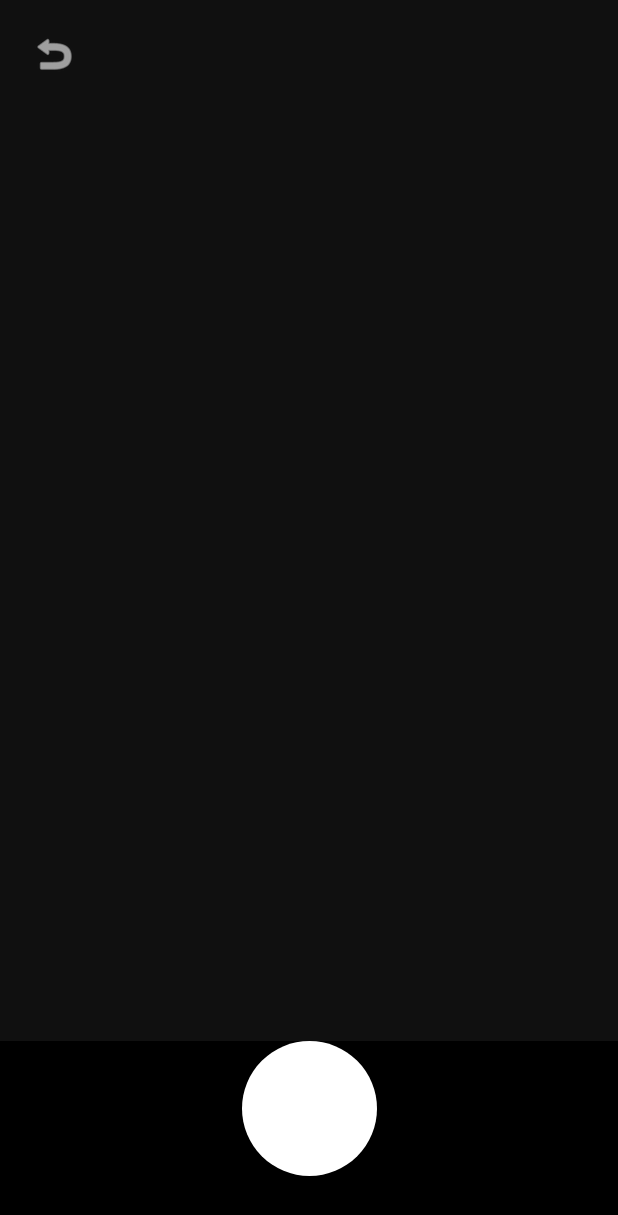
After one commit to coenelec390-fall2025/plantapp, an Android app: the CameraActivity screen opened directly, with no data from a screen before it, on a phone screen of 412 x 824 dp. The commit adds this screen. Shown: the top 1215 px of the screen. Run offline under Robolectric (Android 15) with nearby library versions, the phone set to English and light mode, and no system bars.

Commit message:
camera page added

```diff
--- /dev/null
+++ b/app/src/main/java/com/example/plantapp/CameraActivity.java
@@ -0,0 +1,35 @@
+package com.example.plantapp;
+
+import android.content.Intent;
+import android.os.Bundle;
+import android.widget.ImageButton;
+import android.widget.Toast;
+
+import androidx.activity.EdgeToEdge;
+import androidx.appcompat.app.AppCompatActivity;
+
+public class CameraActivity extends AppCompatActivity {
+
+    @Override
+    protected void onCreate(Bundle savedInstanceState) {
+        super.onCreate(savedInstanceState);
+        EdgeToEdge.enable(this);
+        setContentView(R.layout.activity_camera);
+
+        ImageButton shutterButton = findViewById(R.id.ShutterButton);
+        shutterButton.setOnClickListener(v -> {
+            // Temporary toast for feedback
+            Toast.makeText(this, "📸 Picture taken (mock)", Toast.LENGTH_SHORT).show();
+
+            // Navigate to DescriptionActivity
+            Intent intent = new Intent(CameraActivity.this, DescriptionActivity.class);
+            startActivity(intent);
+        });
+
+        ImageButton backButton = findViewById(R.id.BackButton);
+        backButton.setOnClickListener(v -> {
+            finish();  // closes CameraActivity and returns to MainActivity
+        });
+
+    }
+}
--- /dev/null
+++ b/app/src/main/res/drawable/shutter_button_bg.xml
@@ -0,0 +1,9 @@
+<?xml version="1.0" encoding="utf-8"?>
+<shape xmlns:android="http://schemas.android.com/apk/res/android"
+    android:shape="oval">
+    <size android:width="90dp" android:height="90dp" />
+    <solid android:color="#FFFFFF" />
+    <stroke
+        android:width="4dp"
+        android:color="#DDDDDD" />
+</shape>
--- /dev/null
+++ b/app/src/main/res/drawable/shutter_button_ripple.xml
@@ -0,0 +1,11 @@
+<?xml version="1.0" encoding="utf-8"?>
+<ripple xmlns:android="http://schemas.android.com/apk/res/android"
+    android:color="#33FFFFFF">
+    <item android:id="@android:id/mask"
+        android:drawable="@drawable/shutter_button_bg" />
+    <item>
+        <shape android:shape="oval">
+            <solid android:color="#FFFFFF" />
+        </shape>
+    </item>
+</ripple>
--- /dev/null
+++ b/app/src/main/res/layout/activity_camera.xml
@@ -0,0 +1,51 @@
+<?xml version="1.0" encoding="utf-8"?>
+<androidx.constraintlayout.widget.ConstraintLayout
+    xmlns:android="http://schemas.android.com/apk/res/android"
+    xmlns:app="http://schemas.android.com/apk/res-auto"
+    xmlns:tools="http://schemas.android.com/tools"
+    android:id="@+id/main"
+    android:layout_width="match_parent"
+    android:layout_height="match_parent"
+    android:background="#000000"
+    tools:context=".CameraActivity">
+
+    <!-- Placeholder camera preview area -->
+    <View
+        android:id="@+id/CameraPreview"
+        android:layout_width="0dp"
+        android:layout_height="0dp"
+        android:background="#101010"
+        app:layout_constraintTop_toTopOf="parent"
+        app:layout_constraintBottom_toTopOf="@id/ShutterButton"
+        app:layout_constraintStart_toStartOf="parent"
+        app:layout_constraintEnd_toEndOf="parent" />
+
+    <!-- Shutter button (bottom center, like iPhone) -->
+    <ImageButton
+        android:id="@+id/ShutterButton"
+        android:layout_width="90dp"
+        android:layout_height="90dp"
+        android:layout_marginBottom="40dp"
+        android:background="@drawable/shutter_button_ripple"
+        android:contentDescription="Take Picture"
+        app:layout_constraintBottom_toBottomOf="parent"
+        app:layout_constraintStart_toStartOf="parent"
+        app:layout_constraintEnd_toEndOf="parent"
+        android:elevation="8dp"
+        android:visibility="visible" />
+
+    <!-- Back Button (top-left corner) -->
+    <ImageButton
+        android:id="@+id/BackButton"
+        android:layout_width="40dp"
+        android:layout_height="40dp"
+        android:layout_marginStart="16dp"
+        android:layout_marginTop="16dp"
+        android:background="@android:color/transparent"
+        android:src="@android:drawable/ic_menu_revert"
+        android:contentDescription="Go back"
+        app:tint="#FFFFFF"
+        app:layout_constraintTop_toTopOf="parent"
+        app:layout_constraintStart_toStartOf="parent" />
+
+</androidx.constraintlayout.widget.ConstraintLayout>
```
Also changed, not shown: app/src/main/AndroidManifest.xml (+5 -3 lines), app/src/main/java/com/example/plantapp/DescriptionActivity.java (+13 -0 lines), app/src/main/java/com/example/plantapp/MainActivity.java (+8 -1 lines), app/src/main/res/layout/activity_description.xml (+13 -0 lines).
